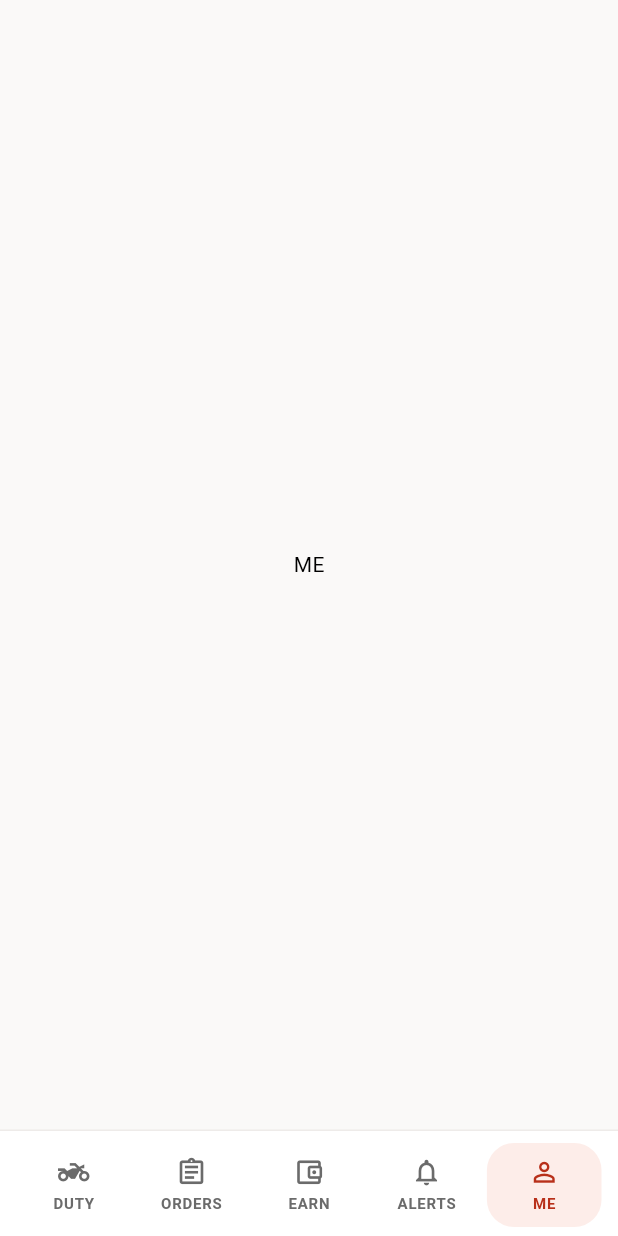
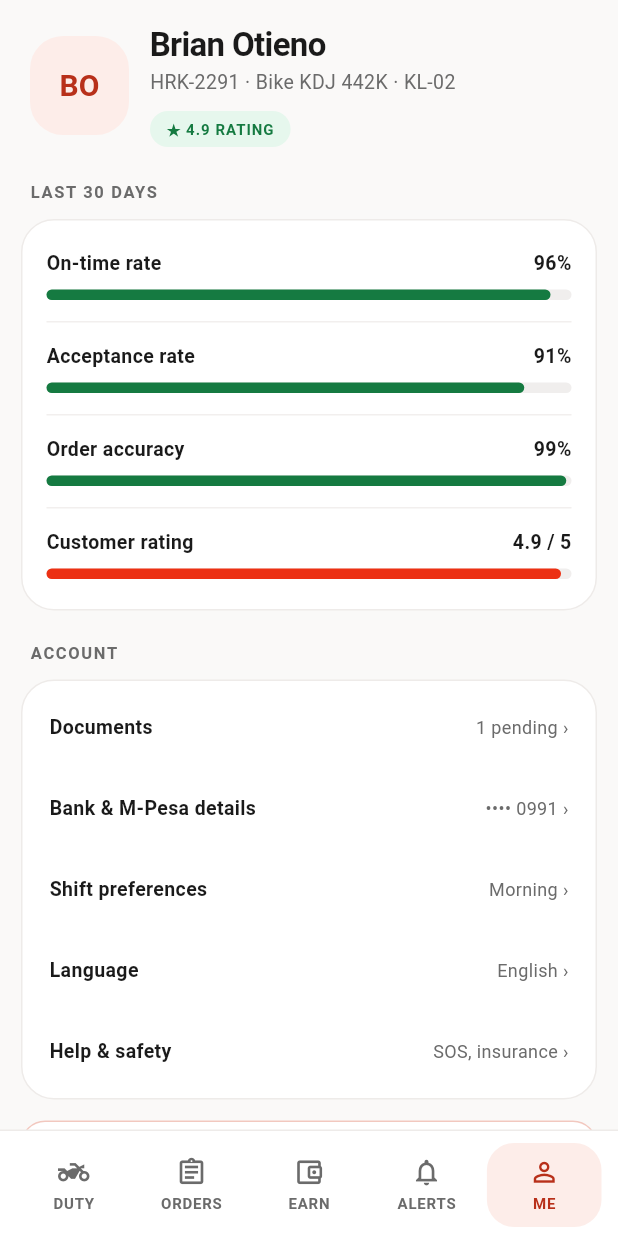
Before and after one commit to harrakaquick-dotcom/Delivery_app, a Flutter app: the MainShell screen opened by its route, item 5 of the bottom bar chosen, on a phone screen of 412 x 824 dp. Run offline on Flutter 3.47's test engine with Material 3 defaults, Android fonts, the phone set to English and light mode, and no system bars; our stand-ins replace flutter_riverpod, flutter_svg; Roboto replaces fonts that are missing (Archivo).

Commit message:
Add profile screen with performance metrics and account list
Co-Authored-By: Claude Sonnet 5 <noreply@anthropic.com>

```diff
--- /dev/null
+++ b/lib/features/profile/data/sample_profile.dart
@@ -0,0 +1,23 @@
+import '../domain/entities/profile_data.dart';
+
+/// Demo 30-day performance numbers.
+const List<PerformanceMetric> samplePerformance = [
+  PerformanceMetric(label: 'On-time rate', value: '96%', fraction: 0.96),
+  PerformanceMetric(label: 'Acceptance rate', value: '91%', fraction: 0.91),
+  PerformanceMetric(label: 'Order accuracy', value: '99%', fraction: 0.99),
+  PerformanceMetric(
+    label: 'Customer rating',
+    value: '4.9 / 5',
+    fraction: 0.98,
+    highlight: true,
+  ),
+];
+
+/// Demo account rows.
+const List<AccountEntry> sampleAccountEntries = [
+  AccountEntry('Documents', '1 pending', AccountTarget.documents),
+  AccountEntry('Bank & M-Pesa details', '•••• 0991', AccountTarget.payout),
+  AccountEntry('Shift preferences', 'Morning', AccountTarget.shifts),
+  AccountEntry('Language', 'English', AccountTarget.language),
+  AccountEntry('Help & safety', 'SOS, insurance', AccountTarget.help),
+];
--- /dev/null
+++ b/lib/features/profile/domain/entities/profile_data.dart
@@ -0,0 +1,30 @@
+/// One 30-day performance metric drawn as a progress bar.
+class PerformanceMetric {
+  const PerformanceMetric({
+    required this.label,
+    required this.value,
+    required this.fraction,
+    this.highlight = false,
+  });
+
+  final String label;
+  final String value;
+
+  /// Bar fill, 0 to 1.
+  final double fraction;
+
+  /// Rating is drawn in brand red; the rest in green.
+  final bool highlight;
+}
+
+/// Where an account row leads.
+enum AccountTarget { documents, payout, shifts, language, help }
+
+/// One row under "Account".
+class AccountEntry {
+  const AccountEntry(this.label, this.meta, this.target);
+
+  final String label;
+  final String meta;
+  final AccountTarget target;
+}
--- /dev/null
+++ b/lib/features/profile/presentation/screens/profile_screen.dart
@@ -0,0 +1,279 @@
+import 'package:flutter/material.dart';
+import 'package:flutter_riverpod/flutter_riverpod.dart';
+
+import '../../../../core/constants/app_colors.dart';
+import '../../../../core/constants/app_spacing.dart';
+import '../../../../core/constants/app_text_styles.dart';
+import '../../../../core/models/agent_profile.dart';
+import '../../../../core/providers/session_providers.dart';
+import '../../../../core/routing/route_names.dart';
+import '../../../../core/widgets/app_card.dart';
+import '../../../../core/widgets/pill_chip.dart';
+import '../../../../core/widgets/section_label.dart';
+import '../../data/sample_profile.dart';
+import '../../domain/entities/profile_data.dart';
+
+/// Profile tab: the four numbers that set an agent's standing, plus account.
+class ProfileScreen extends ConsumerWidget {
+  const ProfileScreen({super.key, this.onOpenHelp});
+
+  /// Opens help & safety (the support screen), which lives outside the shell.
+  final VoidCallback? onOpenHelp;
+
+  @override
+  Widget build(BuildContext context, WidgetRef ref) {
+    final agent = ref.watch(agentProvider);
+
+    void open(AccountTarget target) {
+      switch (target) {
+        case AccountTarget.documents:
+          Navigator.of(context).pushNamed(RouteNames.docs);
+        case AccountTarget.payout:
+          ref.read(mainTabProvider.notifier).state = MainTab.earnings;
+        case AccountTarget.shifts:
+          ref.read(mainTabProvider.notifier).state = MainTab.alerts;
+        case AccountTarget.help:
+          onOpenHelp?.call();
+        case AccountTarget.language:
+          break;
+      }
+    }
+
+    void signOut() {
+      ref.read(onlineProvider.notifier).state = false;
+      ref.read(mainTabProvider.notifier).state = MainTab.duty;
+      Navigator.of(
+        context,
+      ).pushNamedAndRemoveUntil(RouteNames.login, (_) => false);
+    }
+
+    return ListView(
+      padding: const EdgeInsets.only(bottom: 22),
+      children: [
+        Padding(
+          padding: const EdgeInsets.fromLTRB(20, 16, 20, 0),
+          child: _Header(agent: agent),
+        ),
+        Padding(
+          padding: const EdgeInsets.fromLTRB(14, 22, 14, 0),
+          child: Column(
+            crossAxisAlignment: CrossAxisAlignment.start,
+            children: [
+              const Padding(
+                padding: EdgeInsets.only(left: 6),
+                child: SectionLabel('Last 30 days'),
+              ),
+              const SizedBox(height: 10),
+              AppCard(
+                radius: 22,
+                padding: const EdgeInsets.symmetric(
+                  horizontal: 16,
+                  vertical: 6,
+                ),
+                child: Column(
+                  children: [
+                    for (var i = 0; i < samplePerformance.length; i++)
+                      _MetricRow(
+                        metric: samplePerformance[i],
+                        divider: i < samplePerformance.length - 1,
+                      ),
+                  ],
+                ),
+              ),
+            ],
+          ),
+        ),
+        Padding(
+          padding: const EdgeInsets.fromLTRB(14, 20, 14, 0),
+          child: Column(
+            crossAxisAlignment: CrossAxisAlignment.start,
+            children: [
+              const Padding(
+                padding: EdgeInsets.only(left: 6),
+                child: SectionLabel('Account'),
+              ),
+              const SizedBox(height: 10),
+              AppCard(
+                radius: 22,
+                padding: const EdgeInsets.symmetric(horizontal: 8, vertical: 4),
+                child: Column(
+                  children: [
+                    for (final e in sampleAccountEntries)
+                      _AccountRow(entry: e, onTap: () => open(e.target)),
+                  ],
+                ),
+              ),
+              const SizedBox(height: 14),
+              Material(
+                color: AppColors.card,
+                shape: RoundedRectangleBorder(
+                  borderRadius: BorderRadius.circular(16),
+                  side: const BorderSide(color: AppColors.primaryBorder),
+                ),
+                child: InkWell(
+                  onTap: signOut,
+                  borderRadius: BorderRadius.circular(16),
+                  child: Container(
+                    height: 50,
+                    width: double.infinity,
+                    alignment: Alignment.centerLeft,
+                    padding: const EdgeInsets.symmetric(horizontal: 18),
+                    child: Text(
+                      'Sign out',
+                      style: AppTextStyles.titleSmall.copyWith(
+                        color: AppColors.primaryDark,
+                      ),
+                    ),
+                  ),
+                ),
+              ),
+            ],
+          ),
+        ),
+      ],
+    );
+  }
+}
+
+/// Avatar, name, identifiers and rating pill.
+class _Header extends StatelessWidget {
+  const _Header({required this.agent});
+
+  final AgentProfile agent;
+
+  @override
+  Widget build(BuildContext context) {
+    return Row(
+      children: [
+        Container(
+          width: 66,
+          height: 66,
+          alignment: Alignment.center,
+          decoration: BoxDecoration(
+            color: AppColors.primaryLight,
+            borderRadius: BorderRadius.circular(22),
+          ),
+          child: Text(
+            agent.initials,
+            style: AppTextStyles.headingLarge.copyWith(
+              fontSize: 20,
+              height: 1,
+              letterSpacing: 0,
+              color: AppColors.primaryDark,
+            ),
+          ),
+        ),
+        const SizedBox(width: 14),
+        Expanded(
+          child: Column(
+            crossAxisAlignment: CrossAxisAlignment.start,
+            children: [
+              Text(
+                agent.name,
+                style: AppTextStyles.headingLarge.copyWith(height: 1.2),
+              ),
+              const SizedBox(height: 3),
+              Text(
+                '${agent.agentId} · Bike ${agent.bike} · ${agent.zone}',
+                style: AppTextStyles.bodyMedium.copyWith(
+                  fontSize: 13,
+                  height: 1.5,
+                ),
+              ),
+              const SizedBox(height: 9),
+              PillChip(
+                '★ ${agent.rating} rating',
+                background: AppColors.secondaryLight,
+                foreground: AppColors.secondary,
+                letterSpacing: 0.66,
+                padding: const EdgeInsets.symmetric(
+                  horizontal: 11,
+                  vertical: 7,
+                ),
+              ),
+            ],
+          ),
+        ),
+      ],
+    );
+  }
+}
+
+/// Label, value and a thin progress bar.
+class _MetricRow extends StatelessWidget {
+  const _MetricRow({required this.metric, required this.divider});
+
+  final PerformanceMetric metric;
+  final bool divider;
+
+  @override
+  Widget build(BuildContext context) {
+    return Container(
+      padding: const EdgeInsets.symmetric(vertical: 14),
+      decoration: BoxDecoration(
+        border: divider
+            ? const Border(bottom: BorderSide(color: Color(0xFFF2EFEE)))
+            : null,
+      ),
+      child: Column(
+        children: [
+          Row(
+            mainAxisAlignment: MainAxisAlignment.spaceBetween,
+            children: [
+              Text(metric.label, style: AppTextStyles.titleSmall),
+              Text(metric.value, style: AppTextStyles.titleSmall),
+            ],
+          ),
+          const SizedBox(height: 9),
+          Container(
+            height: 7,
+            alignment: Alignment.centerLeft,
+            decoration: BoxDecoration(
+              color: const Color(0xFFF0EEED),
+              borderRadius: BorderRadius.circular(AppSpacing.radiusPill),
+            ),
+            child: FractionallySizedBox(
+              widthFactor: metric.fraction,
+              child: Container(
+                decoration: BoxDecoration(
+                  color: metric.highlight
+                      ? AppColors.primary
+                      : AppColors.secondary,
+                  borderRadius: BorderRadius.circular(AppSpacing.radiusPill),
+                ),
+              ),
+            ),
+          ),
+        ],
+      ),
+    );
+  }
+}
+
+/// One tappable account row.
+class _AccountRow extends StatelessWidget {
+  const _AccountRow({required this.entry, required this.onTap});
+
+  final AccountEntry entry;
+  final VoidCallback onTap;
+
+  @override
+  Widget build(BuildContext context) {
+    return InkWell(
+      onTap: onTap,
+      borderRadius: BorderRadius.circular(16),
+      child: Container(
+        constraints: const BoxConstraints(minHeight: 54),
+        padding: const EdgeInsets.symmetric(horizontal: 10, vertical: 15),
+        child: Row(
+          mainAxisAlignment: MainAxisAlignment.spaceBetween,
+          children: [
+            Expanded(child: Text(entry.label, style: AppTextStyles.titleSmall)),
+            const SizedBox(width: 8),
+            Text('${entry.meta} ›', style: AppTextStyles.caption),
+          ],
+        ),
+      ),
+    );
+  }
+}
--- a/lib/features/shell/presentation/screens/main_shell.dart
+++ b/lib/features/shell/presentation/screens/main_shell.dart
@@ -10,6 +10,7 @@ import '../../../duty/domain/entities/duty_summary.dart';
 import '../../../duty/presentation/screens/duty_home_screen.dart';
 import '../../../earnings/presentation/screens/earnings_screen.dart';
 import '../../../notifications/presentation/screens/notifications_screen.dart';
+import '../../../profile/presentation/screens/profile_screen.dart';
 import '../../../orders/presentation/screens/orders_screen.dart';
 
 /// Tab shell holding the five main screens behind the bottom bar.
@@ -51,7 +52,7 @@ class MainShell extends ConsumerWidget {
             const OrdersScreen(),
             const EarningsScreen(),
             const NotificationsScreen(),
-            for (final t in _tabs.skip(4)) Center(child: Text(t.label)),
+            const ProfileScreen(),
           ],
         ),
       ),
```
Also changed, not shown: 1 other file.
